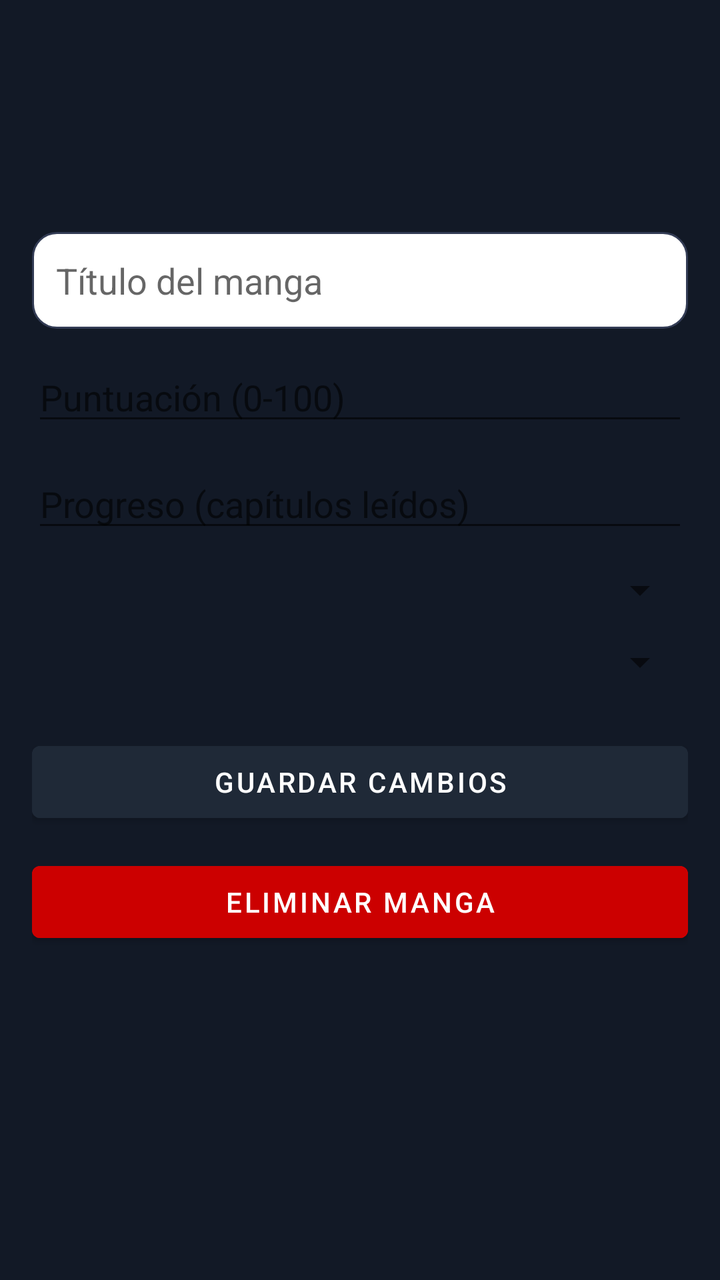
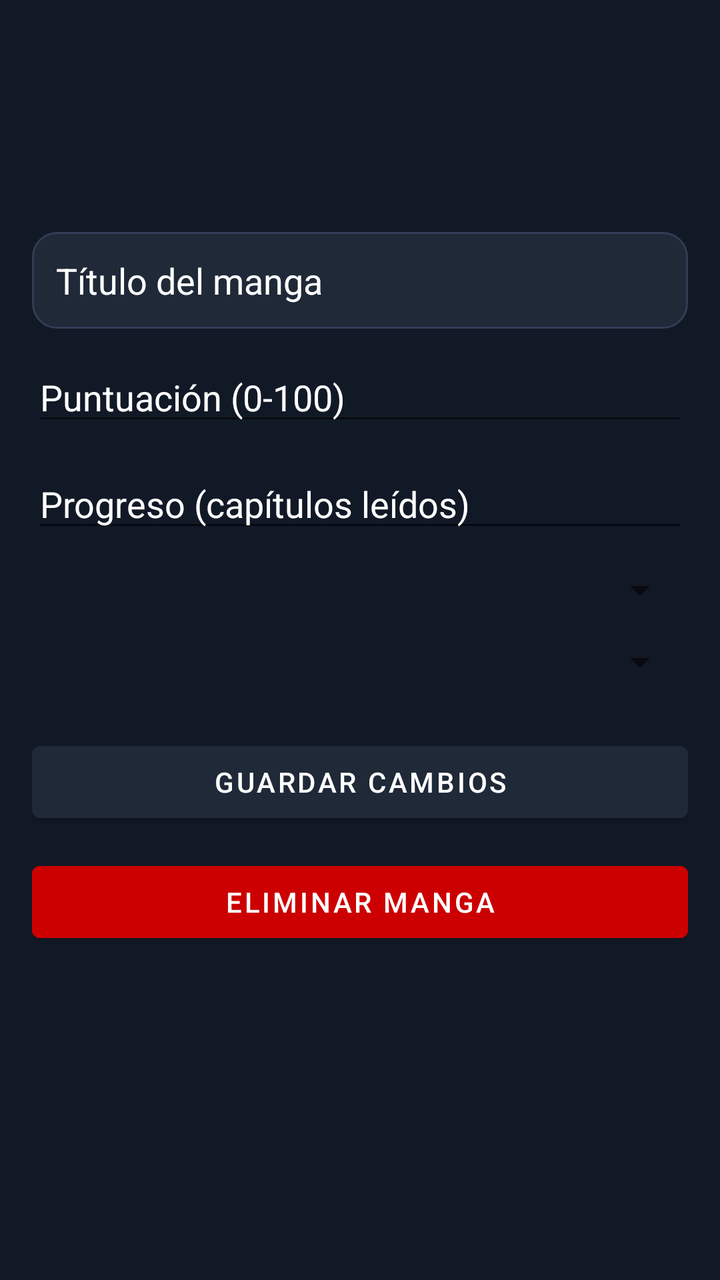

Compare the two renders of this Android layout. The source of the first and the diff that turns it into the second are given below.
<!-- AndroidManifest.xml: application theme Theme.YomiTrack -->
<!-- res/layout/fragment_edit_manga.xml -->
<?xml version="1.0" encoding="utf-8"?>
<ScrollView xmlns:android="http://schemas.android.com/apk/res/android"
    android:layout_width="match_parent"
    android:layout_height="match_parent"
    android:fillViewport="true"
    android:paddingTop="100dp"
    android:paddingBottom="80dp">

    <LinearLayout
        android:layout_width="match_parent"
        android:layout_height="wrap_content"
        android:orientation="vertical"
        android:padding="16dp">

        <EditText
            android:id="@+id/editTextMangaTitle"
            android:layout_width="match_parent"
            android:layout_height="wrap_content"
            android:background="@drawable/edit_text_background"
            android:hint="Título del manga"
            android:inputType="text"
            android:padding="12dp" />

        <EditText
            android:id="@+id/editTextScore"
            android:layout_width="match_parent"
            android:layout_height="wrap_content"
            android:layout_marginTop="12dp"
            android:hint="Puntuación (0-100)"
            android:inputType="number" />

        <EditText
            android:id="@+id/editTextProgress"
            android:layout_width="match_parent"
            android:layout_height="wrap_content"
            android:layout_marginTop="12dp"
            android:hint="Progreso (capítulos leídos)"
            android:inputType="number" />

        <Spinner
            android:id="@+id/spinnerStatus"
            android:layout_width="match_parent"
            android:layout_height="wrap_content"
            android:layout_marginTop="12dp"
            android:padding="8dp" />

        <Spinner
            android:id="@+id/spinnerType"
            android:layout_width="match_parent"
            android:layout_height="wrap_content"
            android:layout_marginTop="12dp"
            android:padding="8dp" />

        <Button
            android:id="@+id/buttonSaveManga"
            android:layout_width="match_parent"
            android:layout_height="wrap_content"
            android:layout_marginTop="24dp"
            android:backgroundTint="@color/primary"
            android:text="Guardar cambios"
            android:textColor="@android:color/white" />

        <Button
            android:id="@+id/buttonDeleteManga"
            android:layout_width="match_parent"
            android:layout_height="wrap_content"
            android:layout_marginTop="12dp"
            android:backgroundTint="@android:color/holo_red_dark"
            android:text="Eliminar manga"
            android:textColor="@android:color/white" />
    </LinearLayout>
</ScrollView>
<!-- resources referenced by this layout -->
<resources>
  <color name="primary">#1F2937</color>
  <!-- drawable edit_text_background (drawable) -->
  <?xml version="1.0" encoding="utf-8"?>
  <shape xmlns:android="http://schemas.android.com/apk/res/android"
      android:shape="rectangle">
  
      <solid android:color="@color/textPrimary" /> 
  
      <corners android:radius="12dp" /> 
  
      <padding
          android:left="12dp"
          android:top="8dp"
          android:right="12dp"
          android:bottom="8dp" />
  
      <stroke
          android:width="1dp"
          android:color="#333C55" /> 
  </shape>
  <style name="Theme.YomiTrack" parent="Base.Theme.YomiTrack" />
  <color name="textPrimary">#FFFFFF</color>
  <style name="Base.Theme.YomiTrack" parent="Theme.MaterialComponents.DayNight.NoActionBar">
          
          <item name="colorPrimary">@color/primary</item>
          <item name="colorPrimaryVariant">@color/primary</item>
          <item name="colorOnPrimary">@color/textPrimary</item>
          <item name="android:colorBackground">@color/background</item>
          <item name="colorOnBackground">@color/textPrimary</item>
  
          
          <item name="bottomNavigationStyle">@style/CustomBottomNav</item>
      </style>
  <color name="background">#121926</color>
  <style name="CustomBottomNav" parent="Widget.MaterialComponents.BottomNavigationView">
          <item name="android:background">@color/primary</item>
          <item name="itemIconTint">@color/textPrimary</item>
          <item name="itemTextColor">@color/textPrimary</item>
      </style>
</resources>

<!-- the commit's change to res/layout/fragment_edit_manga.xml (unified diff, before → after) -->
@@ -19,7 +19,9 @@
             android:background="@drawable/edit_text_background"
             android:hint="Título del manga"
             android:inputType="text"
-            android:padding="12dp" />
+            android:padding="12dp"
+            android:textColor="@android:color/white"
+            android:textColorHint="@android:color/white" />
 
         <EditText
             android:id="@+id/editTextScore"
@@ -27,7 +29,9 @@
             android:layout_height="wrap_content"
             android:layout_marginTop="12dp"
             android:hint="Puntuación (0-100)"
-            android:inputType="number" />
+            android:inputType="number"
+            android:textColor="@android:color/white"
+            android:textColorHint="@android:color/white" />
 
         <EditText
             android:id="@+id/editTextProgress"
@@ -35,21 +39,25 @@
             android:layout_height="wrap_content"
             android:layout_marginTop="12dp"
             android:hint="Progreso (capítulos leídos)"
-            android:inputType="number" />
+            android:inputType="number"
+            android:textColor="@android:color/white"
+            android:textColorHint="@android:color/white" />
 
         <Spinner
             android:id="@+id/spinnerStatus"
             android:layout_width="match_parent"
             android:layout_height="wrap_content"
             android:layout_marginTop="12dp"
-            android:padding="8dp" />
+            android:padding="8dp"
+            android:popupBackground="@color/primary" />
 
         <Spinner
             android:id="@+id/spinnerType"
             android:layout_width="match_parent"
             android:layout_height="wrap_content"
             android:layout_marginTop="12dp"
-            android:padding="8dp" />
+            android:padding="8dp"
+            android:popupBackground="@color/primary" />
 
         <Button
             android:id="@+id/buttonSaveManga"
<!-- resource entries referenced after the edit -->
@@ -6,7 +6,7 @@
   <shape xmlns:android="http://schemas.android.com/apk/res/android"
       android:shape="rectangle">
   
-      <solid android:color="@color/textPrimary" /> 
+      <solid android:color="@color/primary" /> 
   
       <corners android:radius="12dp" /> 
   
